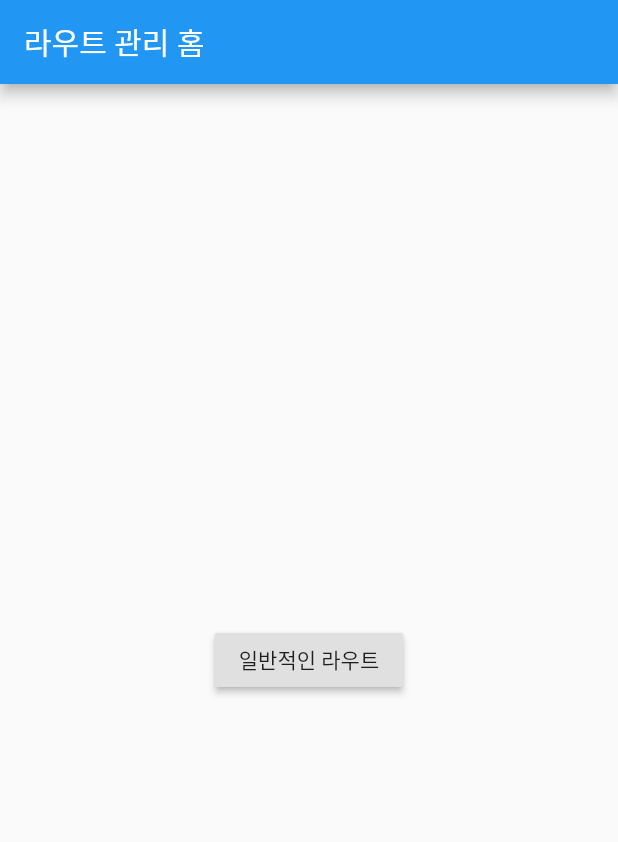
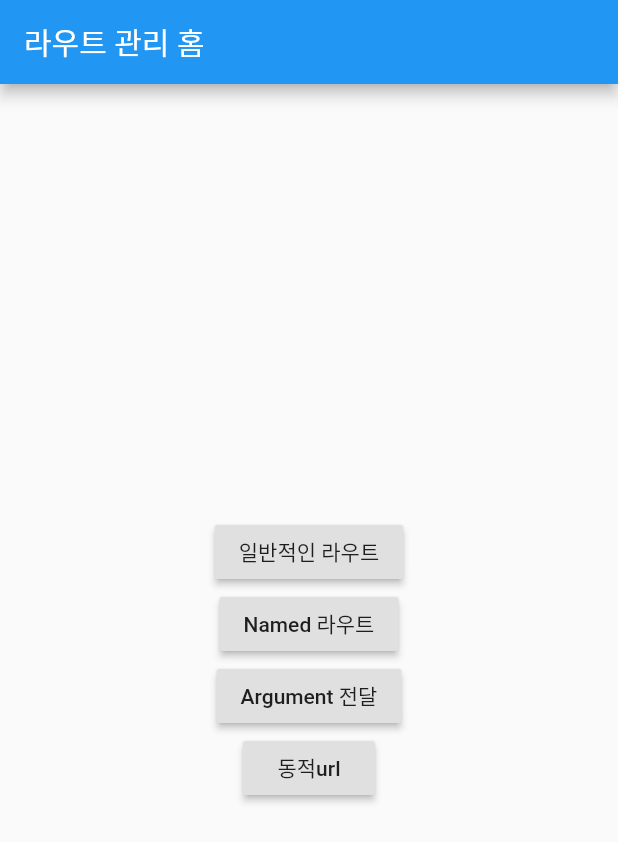
Before and after one commit to KoJaeHyeong/flutter-study, a Flutter app: the screen it shows after launch, on a phone screen of 412 x 824 dp. Shown: the top 842 px of the screen. Run offline on Flutter 3.47's test engine with Material 2 defaults, Android fonts, the phone set to English and light mode, and no system bars; our stand-ins replace get.

Commit message:
:sparkles: Getx named & 기본 route 관리

```diff
--- a/getx/my_app/lib/main.dart
+++ b/getx/my_app/lib/main.dart
@@ -1,6 +1,10 @@
 import 'package:flutter/material.dart';
 import 'package:get/get.dart';
 import 'package:my_app/src/home.dart';
+import 'package:my_app/src/pages/named/first.dart';
+import 'package:my_app/src/pages/named/second.dart';
+import 'package:my_app/src/pages/normal/next.dart';
+import 'package:my_app/src/pages/normal/user.dart';
 
 void main() {
   runApp(const MyApp());
@@ -17,7 +21,22 @@ class MyApp extends StatelessWidget {
         primarySwatch: Colors.blue,
         visualDensity: VisualDensity.adaptivePlatformDensity,
       ),
-      home: Home(),
+      // home: Home(),
+      initialRoute: "/", // 라우트 설정 다른방법
+      // routes: {
+      //   // 기존 방식
+      //   "/": (context) => Home(),
+      //   '/first': (context) => FirstNamedPage(),
+      //   '/secont': (context) => SecondNamedPage(),
+      // },
+      getPages: [
+        // getx 방식
+        GetPage(name: '/', page: () => const Home(), transition: Transition.topLevel), // transition : 애니메이션 처리
+        GetPage(name: '/first', page: () => const FirstNamedPage(), transition: Transition.topLevel),
+        GetPage(name: '/second', page: () => const SecondNamedPage(), transition: Transition.topLevel),
+        GetPage(name: '/next', page: () => const NextPage(), transition: Transition.topLevel),
+        GetPage(name: '/user/:uid', page: () => const UserPage(), transition: Transition.topLevel),
+      ],
     );
   }
 }
--- a/getx/my_app/lib/src/home.dart
+++ b/getx/my_app/lib/src/home.dart
@@ -25,9 +25,42 @@ class Home extends StatelessWidget {
                 Get.to(() => FirstPage()); // getx를 쓰면 이런식으로 편리하게 라우팅 가능, 그리고 상태들을 콘솔로 출력해준다.
               },
             ),
+            RaisedButton(
+              child: Text('Named 라우트'),
+              onPressed: () {
+                // Navigator.of(context).push(MaterialPageRoute(
+                //   // 기존 라우터 방식!(Navigator 사용)
+                //   builder: (_) => FirstPage(),
+                // ));
+                // Get.to(() => FirstPage()); // getx를 쓰면 이런식으로 편리하게 라우팅 가능, 그리고 상태들을 콘솔로 출력해준다.
+                Get.toNamed('/first');
+              },
+            ),
+            RaisedButton(
+              child: const Text('Argument 전달'),
+              onPressed: () {
+                Get.toNamed('/next',
+                    arguments: User(
+                      name: "재형이",
+                      age: 29,
+                    ));
+              },
+            ),
+            RaisedButton(
+              child: const Text('동적url'),
+              onPressed: () {
+                Get.toNamed('/user/12345?name=재형!&age=29');
+              },
+            ),
           ],
         ),
       ),
     );
   }
 }
+
+class User {
+  String name;
+  int age;
+  User({required this.name, required this.age});
+}
```
Also changed, not shown: getx/my_app/lib/src/pages/named/first.dart (added, +30 -0 lines), getx/my_app/lib/src/pages/named/second.dart (added, +38 -0 lines), getx/my_app/lib/src/pages/normal/next.dart (added, +31 -0 lines), getx/my_app/lib/src/pages/normal/user.dart (added, +34 -0 lines).
